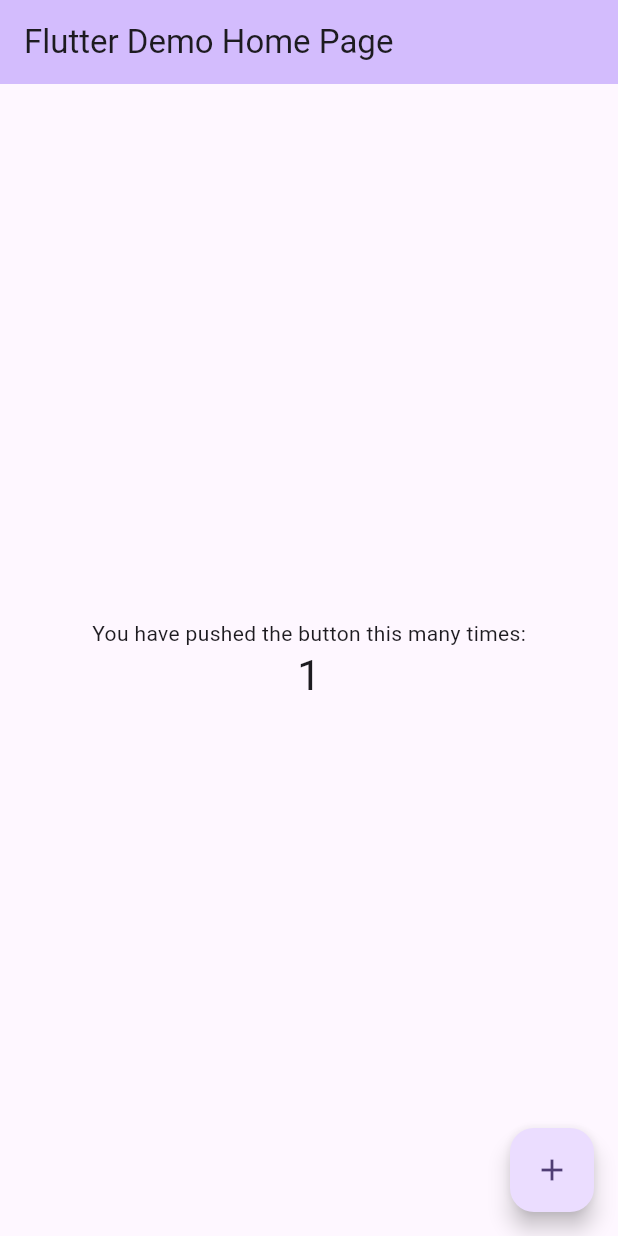
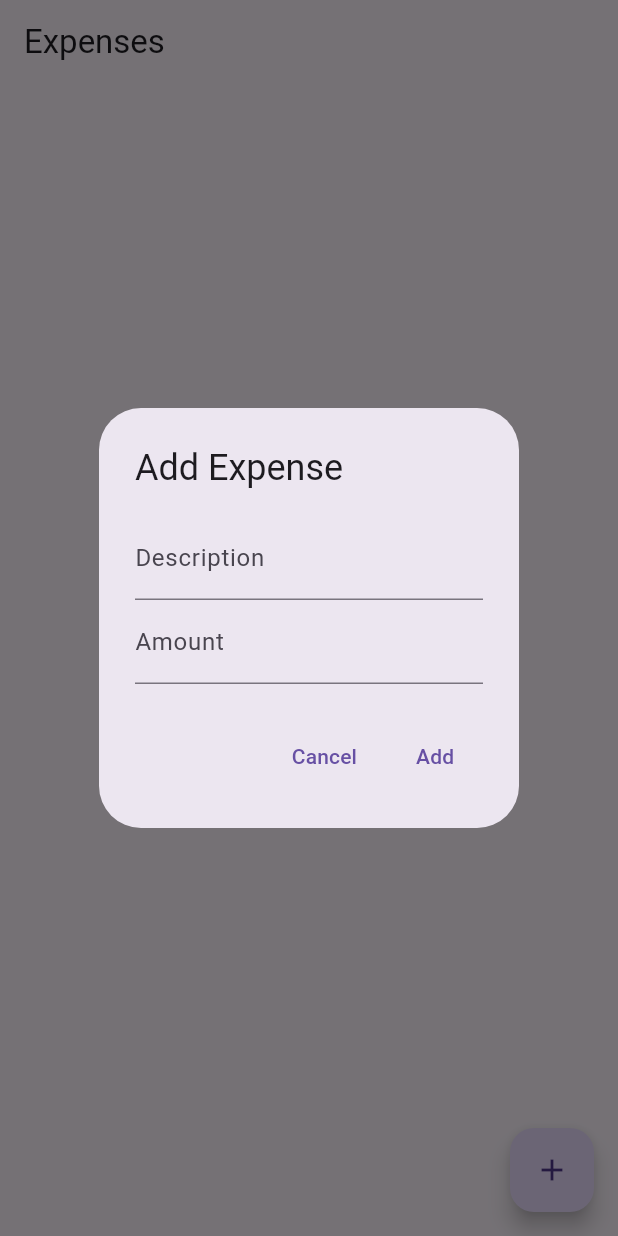
Before and after one commit to M-JANDAR12/splitwise, a Flutter app: the screen it shows after launch, after a tap on the "add" icon, on a phone screen of 412 x 824 dp. Run offline on Flutter 3.47's test engine with Material 3 defaults, Android fonts, the phone set to English and light mode, and no system bars.

Commit message:
Add a prototype page for adding expenss. Created expenss, group and user class

```diff
--- /dev/null
+++ b/lib/expenss.dart
@@ -0,0 +1,23 @@
+import "./user.dart";
+
+class Expense {
+  final String id;
+  final double amount;
+  final DateTime date;
+  final String description;
+  final User paidBy;
+  final List<User> beneficiaries;
+
+  Expense({
+    required this.id,
+    required this.amount,
+    required this.date,
+    required this.description,
+    required this.paidBy,
+    required this.beneficiaries,
+  });
+
+  double getAmountPerBeneficiary() {
+    return amount / beneficiaries.length;
+  }
+}
--- /dev/null
+++ b/lib/group.dart
@@ -0,0 +1,9 @@
+
+import "package:splitwise/user.dart";
+class Group {
+  final String id;
+  final String name;
+  final List<User> members;
+
+  Group({required this.id, required this.name, required this.members});
+}
--- a/lib/main.dart
+++ b/lib/main.dart
@@ -1,125 +1,109 @@
 import 'package:flutter/material.dart';
 
 void main() {
-  runApp(const MyApp());
+  runApp(ExpensesApp());
 }
 
-class MyApp extends StatelessWidget {
-  const MyApp({super.key});
-
-  // This widget is the root of your application.
+class ExpensesApp extends StatelessWidget {
   @override
   Widget build(BuildContext context) {
     return MaterialApp(
-      title: 'Flutter Demo',
+      title: 'Expenses Tracker',
       theme: ThemeData(
-        // This is the theme of your application.
-        //
-        // TRY THIS: Try running your application with "flutter run". You'll see
-        // the application has a purple toolbar. Then, without quitting the app,
-        // try changing the seedColor in the colorScheme below to Colors.green
-        // and then invoke "hot reload" (save your changes or press the "hot
-        // reload" button in a Flutter-supported IDE, or press "r" if you used
-        // the command line to start the app).
-        //
-        // Notice that the counter didn't reset back to zero; the application
-        // state is not lost during the reload. To reset the state, use hot
-        // restart instead.
-        //
-        // This works for code too, not just values: Most code changes can be
-        // tested with just a hot reload.
-        colorScheme: ColorScheme.fromSeed(seedColor: Colors.deepPurple),
-        useMaterial3: true,
+        primarySwatch: Colors.blue,
       ),
-      home: const MyHomePage(title: 'Flutter Demo Home Page'),
+      home: ExpensesPage(),
     );
   }
 }
 
-class MyHomePage extends StatefulWidget {
-  const MyHomePage({super.key, required this.title});
-
-  // This widget is the home page of your application. It is stateful, meaning
-  // that it has a State object (defined below) that contains fields that affect
-  // how it looks.
-
-  // This class is the configuration for the state. It holds the values (in this
-  // case the title) provided by the parent (in this case the App widget) and
-  // used by the build method of the State. Fields in a Widget subclass are
-  // always marked "final".
-
-  final String title;
-
+class ExpensesPage extends StatefulWidget {
   @override
-  State<MyHomePage> createState() => _MyHomePageState();
+  _ExpensesPageState createState() => _ExpensesPageState();
 }
 
-class _MyHomePageState extends State<MyHomePage> {
-  int _counter = 0;
+class _ExpensesPageState extends State<ExpensesPage> {
+  List<Expense> expenses = [];
 
-  void _incrementCounter() {
+  void _addExpense(String description, double amount) {
     setState(() {
-      // This call to setState tells the Flutter framework that something has
-      // changed in this State, which causes it to rerun the build method below
-      // so that the display can reflect the updated values. If we changed
-      // _counter without calling setState(), then the build method would not be
-      // called again, and so nothing would appear to happen.
-      _counter++;
+      expenses.add(Expense(description: description, amount: amount));
     });
+  }
+
+  void _showAddExpenseDialog(BuildContext context) {
+    TextEditingController descriptionController = TextEditingController();
+    TextEditingController amountController = TextEditingController();
+
+    showDialog(
+      context: context,
+      builder: (BuildContext context) {
+        return AlertDialog(
+          title: Text('Add Expense'),
+          content: Column(
+            mainAxisSize: MainAxisSize.min,
+            children: <Widget>[
+              TextField(
+                controller: descriptionController,
+                decoration: InputDecoration(labelText: 'Description'),
+              ),
+              TextField(
+                controller: amountController,
+                keyboardType: TextInputType.number,
+                decoration: InputDecoration(labelText: 'Amount'),
+              ),
+            ],
+          ),
+          actions: <Widget>[
+            TextButton(
+              onPressed: () {
+                Navigator.of(context).pop();
+              },
+              child: Text('Cancel'),
+            ),
+            TextButton(
+              onPressed: () {
+                String description = descriptionController.text;
+                double amount = double.tryParse(amountController.text) ?? 0.0;
+                _addExpense(description, amount);
+                Navigator.of(context).pop();
+              },
+              child: Text('Add'),
+            ),
+          ],
+        );
+      },
+    );
   }
 
   @override
   Widget build(BuildContext context) {
-    // This method is rerun every time setState is called, for instance as done
-    // by the _incrementCounter method above.
-    //
-    // The Flutter framework has been optimized to make rerunning build methods
-    // fast, so that you can just rebuild anything that needs updating rather
-    // than having to individually change instances of widgets.
     return Scaffold(
       appBar: AppBar(
-        // TRY THIS: Try changing the color here to a specific color (to
-        // Colors.amber, perhaps?) and trigger a hot reload to see the AppBar
-        // change color while the other colors stay the same.
-        backgroundColor: Theme.of(context).colorScheme.inversePrimary,
-        // Here we take the value from the MyHomePage object that was created by
-        // the App.build method, and use it to set our appbar title.
-        title: Text(widget.title),
+        title: Text('Expenses'),
       ),
-      body: Center(
-        // Center is a layout widget. It takes a single child and positions it
-        // in the middle of the parent.
-        child: Column(
-          // Column is also a layout widget. It takes a list of children and
-          // arranges them vertically. By default, it sizes itself to fit its
-          // children horizontally, and tries to be as tall as its parent.
-          //
-          // Column has various properties to control how it sizes itself and
-          // how it positions its children. Here we use mainAxisAlignment to
-          // center the children vertically; the main axis here is the vertical
-          // axis because Columns are vertical (the cross axis would be
-          // horizontal).
-          //
-          // TRY THIS: Invoke "debug painting" (choose the "Toggle Debug Paint"
-          // action in the IDE, or press "p" in the console), to see the
-          // wireframe for each widget.
-          mainAxisAlignment: MainAxisAlignment.center,
-          children: <Widget>[
-            const Text(
-              'You have pushed the button this many times:',
-            ),
-            Text(
-              '$_counter',
-              style: Theme.of(context).textTheme.headlineMedium,
-            ),
-          ],
-        ),
+      body: ListView.builder(
+        itemCount: expenses.length,
+        itemBuilder: (BuildContext context, int index) {
+          return ListTile(
+            title: Text(expenses[index].description),
+            subtitle: Text('\$${expenses[index].amount.toStringAsFixed(2)}'),
+          );
+        },
       ),
       floatingActionButton: FloatingActionButton(
-        onPressed: _incrementCounter,
-        tooltip: 'Increment',
-        child: const Icon(Icons.add),
-      ), // This trailing comma makes auto-formatting nicer for build methods.
+        onPressed: () {
+          _showAddExpenseDialog(context);
+        },
+        child: Icon(Icons.add),
+      ),
     );
   }
 }
+
+class Expense {
+  final String description;
+  final double amount;
+
+  Expense({required this.description, required this.amount});
+}
--- /dev/null
+++ b/lib/user.dart
@@ -0,0 +1,16 @@
+
+
+class User {
+  final String id;
+  final String name;
+
+  User({required this.id, required this.name});
+
+  @override
+  bool operator ==(other) {
+    return other is User && other.id == id;
+  }
+
+  @override
+  int get hashCode => id.hashCode;
+}
```
